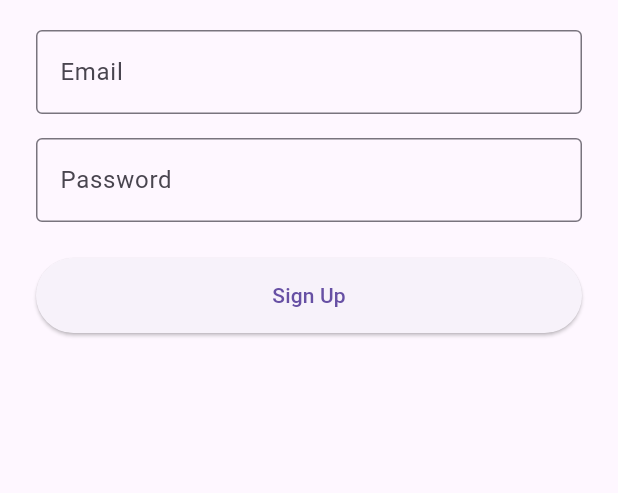
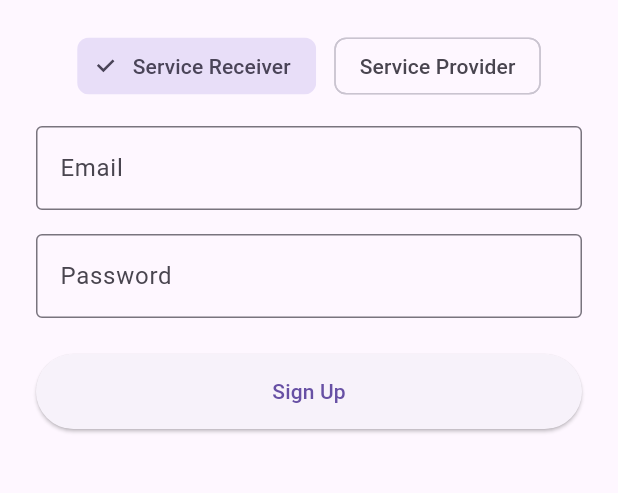
Before and after one commit to AminBihamta/homely, a Flutter app: the RegisterScreen screen opened directly, on a phone screen of 412 x 824 dp, the part 270-763 px from its top. Run offline on Flutter 3.47's test engine with Material 3 defaults, Android fonts, the phone set to English and light mode, and no system bars; our stand-ins replace cloud_firestore, firebase_auth, firebase_core; accounts and stored records are empty.

Commit message:
update build.gradle.kts to set compileSdkVersion to 34; enhance register_screen.dart with Firestore integration and provider selection UI; add initial settings.json for Java configuration

```diff
--- a/lib/screens/register_screen.dart
+++ b/lib/screens/register_screen.dart
@@ -1,4 +1,5 @@
 import 'package:flutter/material.dart';
+import 'package:cloud_firestore/cloud_firestore.dart';
 import '../services/auth_service.dart';
 
 class RegisterScreen extends StatefulWidget {
@@ -11,6 +12,7 @@ class RegisterScreen extends StatefulWidget {
 class _RegisterScreenState extends State<RegisterScreen> {
   final emailController = TextEditingController();
   final passwordController = TextEditingController();
+  bool isProvider = false; // Add this to track the switch
 
   ///main registration flow
   void register() async {
@@ -21,6 +23,14 @@ class _RegisterScreenState extends State<RegisterScreen> {
     if (!mounted) return;
 
     if (success) {
+      // Set isProvider in Firestore after successful signup
+      final user = AuthService.currentUser;
+      if (user != null) {
+        await FirebaseFirestore.instance.collection('user_data').doc(user.uid).set({
+          'email': user.email,
+          'isProvider': isProvider,
+        });
+      }
       Navigator.pop(context); // Go back to login
     } else {
       showError("Registration failed. Email may already be in use or password is too weak.");
@@ -58,6 +68,32 @@ class _RegisterScreenState extends State<RegisterScreen> {
                 height: 100,
               ),
             ),
+            // Add the switch UI here
+            Row(
+              mainAxisAlignment: MainAxisAlignment.center,
+              children: [
+                ChoiceChip(
+                  label: const Text('Service Receiver'),
+                  selected: !isProvider,
+                  onSelected: (selected) {
+                    setState(() {
+                      isProvider = false;
+                    });
+                  },
+                ),
+                const SizedBox(width: 12),
+                ChoiceChip(
+                  label: const Text('Service Provider'),
+                  selected: isProvider,
+                  onSelected: (selected) {
+                    setState(() {
+                      isProvider = true;
+                    });
+                  },
+                ),
+              ],
+            ),
+            const SizedBox(height: 16),
             TextField(
               controller: emailController,
               decoration: const InputDecoration(
@@ -74,6 +110,7 @@ class _RegisterScreenState extends State<RegisterScreen> {
                 border: OutlineInputBorder(),
               ),
             ),
+
             const SizedBox(height: 24),
             ElevatedButton(
               onPressed: register,
```
Also changed, not shown: 1 other file.
